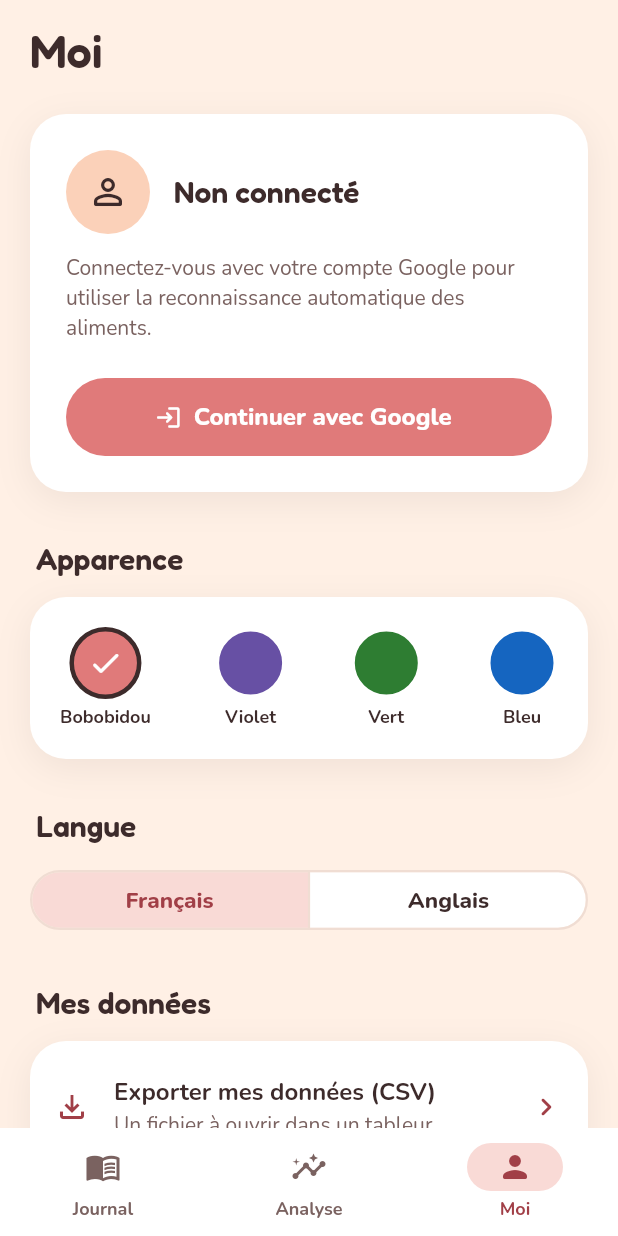
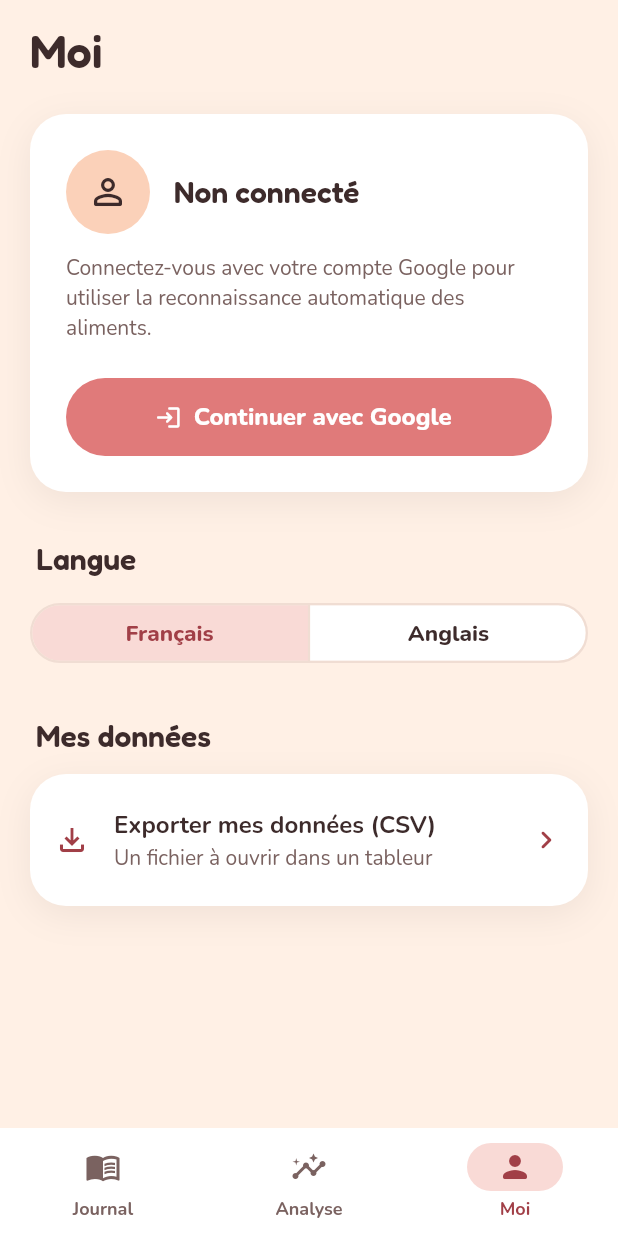
Before and after one commit to KellyRoussel/Bobobidou, a Flutter app: the screen it shows after launch, item 3 of the bottom bar chosen, on a phone screen of 412 x 824 dp. Run offline on Flutter 3.47's test engine with Material 3 defaults, Android fonts, the phone set to English and light mode, and no system bars; our stand-ins replace file_picker, fl_chart, flutter_dotenv, fluttertoast, image_picker, shared_preferences and 1 more; missing offline and left inert: flutter_web_auth_2; accounts and stored records are empty; network calls fail.

Commit message:
feat(ui): keep coral as the only theme and fix the splash logo background
- Remove the accent picker and the theme provider: the app always uses the
  Bobobidou coral theme (BoboTheme.light)
- Android 12+ reused the non-adaptive launcher icon on the splash screen,
  wrapped in a white shape: give the splash its own icon, faded into the
  peach background, and make the launcher icon adaptive (peach background)
- Regenerate the splash screens (Android, iOS, web) and launcher icons

Co-Authored-By: Claude Opus 5.5 <noreply@anthropic.com>
Claude-Session: https://claude.ai/code/session_01YJpvePKUA8REWfjz5zz2UT

```diff
--- a/assets/lang/en.json
+++ b/assets/lang/en.json
@@ -29,9 +29,6 @@
   "language": "Language",
   "english": "English",
   "french": "French",
-  "purple_theme": "Violet",
-  "green_theme": "Green",
-  "blue_theme": "Blue",
   "take_photo": "Take a photo",
   "take_photo_for_ingredients": "Take a photo to detect ingredients",
   "analyzing_image": "Analyzing your food image...",
@@ -100,8 +97,6 @@
   "no_temporal_data": "No entries in the last 7 days",
   "retake": "Retake",
   "use_photo": "Use this photo",
-  "appearance": "Appearance",
-  "logo_theme": "Bobobidou",
   "my_data": "My data",
   "export_subtitle": "A file you can open in a spreadsheet",
   "one_pain_episode": "pain episode"
--- a/assets/lang/fr.json
+++ b/assets/lang/fr.json
@@ -97,11 +97,6 @@
   "no_temporal_data": "Aucune entrée ces 7 derniers jours",
   "retake": "Reprendre",
   "use_photo": "Utiliser cette photo",
-  "appearance": "Apparence",
-  "logo_theme": "Bobobidou",
-  "purple_theme": "Violet",
-  "green_theme": "Vert",
-  "blue_theme": "Bleu",
   "my_data": "Mes données",
   "export_subtitle": "Un fichier à ouvrir dans un tableur",
   "one_pain_episode": "épisode de douleur"
--- a/lib/main.dart
+++ b/lib/main.dart
@@ -1,6 +1,6 @@
 import 'package:bobobidou/config/app_config.dart';
 import 'package:bobobidou/providers/auth_provider.dart';
-import 'package:bobobidou/providers/theme_provider.dart';
+import 'package:bobobidou/theme/bobo_theme.dart';
 import 'package:flutter/material.dart';
 import 'package:flutter/services.dart';
 import 'package:flutter_dotenv/flutter_dotenv.dart';
@@ -44,16 +44,13 @@ class MyApp extends StatelessWidget {
         ChangeNotifierProvider(create: (_) => MealsProvider()),
         ChangeNotifierProvider(create: (_) => PainProvider()),
         ChangeNotifierProvider(create: (_) => AnalysisProvider()),
-        ChangeNotifierProvider(create: (_) => AppTheme()),
       ],
-      child: Consumer<AppTheme>(
-        builder: (context, appTheme, _)
+      child: Consumer<LocaleProvider>(
+        builder: (context, localeProvider, _)
         {
-
-          final localeProvider = Provider.of<LocaleProvider>(context);
           return MaterialApp(
             title: "Bobobidou",
-            theme: appTheme.currentTheme,
+            theme: BoboTheme.light,
             home: const AnnotatedRegion<SystemUiOverlayStyle>(
               // Dark status bar icons on the peach background
               value: SystemUiOverlayStyle.dark,
--- a/lib/pages/settings_page.dart
+++ b/lib/pages/settings_page.dart
@@ -2,8 +2,6 @@ import 'package:bobobidou/l10n/app_localizations.dart';
 import 'package:bobobidou/models/user.dart';
 import 'package:bobobidou/providers/auth_provider.dart';
 import 'package:bobobidou/providers/locale_provider.dart';
-import 'package:bobobidou/providers/theme_provider.dart';
-import 'package:bobobidou/theme/bobo_theme.dart';
 import 'package:bobobidou/theme/bobo_tokens.dart';
 import 'package:flutter/material.dart';
 import 'package:provider/provider.dart';
@@ -12,8 +10,8 @@ import 'widgets/bobo_card.dart';
 import 'widgets/export_data_tile.dart';
 import 'widgets/section_header.dart';
 
-/// Settings tab: the Google account used for food recognition, the app
-/// accent, the language and the data export.
+/// Settings tab: the Google account used for food recognition, the
+/// language and the data export.
 class SettingsPage extends StatelessWidget {
   const SettingsPage({super.key});
 
@@ -33,9 +31,6 @@ class SettingsPage extends StatelessWidget {
               crossAxisAlignment: CrossAxisAlignment.stretch,
               children: [
                 const _AccountCard(),
-                const SizedBox(height: BoboSpace.xxl),
-                SectionHeader(localizations.translate('appearance')),
-                const _AccentPicker(),
                 const SizedBox(height: BoboSpace.xxl),
                 SectionHeader(localizations.translate('language')),
                 const _LanguagePicker(),
@@ -216,65 +211,6 @@ class _AccountCard extends StatelessWidget {
   }
 }
 
-class _AccentPicker extends StatelessWidget {
-  const _AccentPicker();
-
-  @override
-  Widget build(BuildContext context) {
-    final appTheme = context.watch<AppTheme>();
-    final localizations = AppLocalizations.of(context);
-    final textTheme = Theme.of(context).textTheme;
-
-    return BoboCard(
-      child: Row(
-        mainAxisAlignment: MainAxisAlignment.spaceBetween,
-        children: [
-          for (final accent in BoboAccent.values)
-            Semantics(
-              button: true,
-              selected: accent == appTheme.accent,
-              label: localizations.translate(accent.labelKey),
-              child: InkWell(
-                customBorder: const CircleBorder(),
-                onTap: () => context.read<AppTheme>().setAccent(accent),
-                child: Padding(
-                  padding: const EdgeInsets.all(BoboSpace.xs),
-                  child: Column(
-                    children: [
-                      AnimatedContainer(
-                        duration: const Duration(milliseconds: 150),
-                        width: 48,
-                        height: 48,
-                        decoration: BoxDecoration(
-                          color: accent.fill,
-                          shape: BoxShape.circle,
-                          border: Border.all(
-                            color: accent == appTheme.accent ? BoboColors.cacao : BoboColors.creme,
-                            width: 3,
-                          ),
-                        ),
-                        child: accent == appTheme.accent
-                            ? const Icon(Icons.check_rounded, color: Colors.white)
-                            : null,
-                      ),
-                      const SizedBox(height: BoboSpace.xs),
-                      ExcludeSemantics(
-                        child: Text(
-                          localizations.translate(accent.labelKey),
-                          style: textTheme.labelMedium,
-                        ),
-                      ),
-                    ],
-                  ),
-                ),
-              ),
-            ),
-        ],
-      ),
-    );
-  }
-}
-
 class _LanguagePicker extends StatelessWidget {
   const _LanguagePicker();
 
--- a/lib/theme/bobo_theme.dart
+++ b/lib/theme/bobo_theme.dart
@@ -2,62 +2,19 @@ import 'package:flutter/material.dart';
 
 import 'bobo_tokens.dart';
 
-/// An accent the user can pick in the settings. Only the accent changes:
-/// the peach background, the neutrals and the meal/pain colors stay the
-/// same so the app keeps its identity whatever the choice.
-enum BoboAccent {
-  bobobidou(
-    labelKey: 'logo_theme',
-    fill: BoboColors.corail,
-    deep: BoboColors.corailProfond,
-    tint: BoboColors.corailTendre,
-  ),
-  violet(
-    labelKey: 'purple_theme',
-    fill: Color(0xFF6750A4),
-    deep: Color(0xFF6750A4),
-    tint: Color(0xFFEADDFF),
-  ),
-  vert(
-    labelKey: 'green_theme',
-    fill: Color(0xFF2E7D32),
-    deep: Color(0xFF2E7D32),
-    tint: Color(0xFFDCEFD8),
-  ),
-  bleu(
-    labelKey: 'blue_theme',
-    fill: Color(0xFF1565C0),
-    deep: Color(0xFF1565C0),
-    tint: Color(0xFFD9E7FA),
-  );
-
-  const BoboAccent({
-    required this.labelKey,
-    required this.fill,
-    required this.deep,
-    required this.tint,
-  });
-
-  /// Translation key of the accent's name.
-  final String labelKey;
-  /// Filled surfaces: buttons, FAB, selected chips.
-  final Color fill;
-  /// Text and icons in the accent color on light grounds.
-  final Color deep;
-  /// Light containers: navigation indicator, chips, selected rows.
-  final Color tint;
-}
-
 class BoboTheme {
   BoboTheme._();
 
-  static ThemeData build(BoboAccent accent) {
+  /// The app theme: coral on peach, as in the logo.
+  static final ThemeData light = _build();
+
+  static ThemeData _build() {
     final colorScheme = ColorScheme(
       brightness: Brightness.light,
-      primary: accent.fill,
+      primary: BoboColors.corail,
       onPrimary: Colors.white,
-      primaryContainer: accent.tint,
-      onPrimaryContainer: accent.deep,
+      primaryContainer: BoboColors.corailTendre,
+      onPrimaryContainer: BoboColors.corailProfond,
       secondary: BoboColors.lagon,
       onSecondary: Colors.white,
       secondaryContainer: BoboColors.lagonTendre,
@@ -89,7 +46,7 @@ class BoboTheme {
     return ThemeData(
       useMaterial3: true,
       colorScheme: colorScheme,
-      primaryColor: accent.fill,
+      primaryColor: BoboColors.corail,
       scaffoldBackgroundColor: BoboColors.peche,
       fontFamily: BoboFonts.body,
       textTheme: textTheme,
@@ -108,29 +65,29 @@ class BoboTheme {
       navigationBarTheme: NavigationBarThemeData(
         backgroundColor: BoboColors.creme,
         surfaceTintColor: Colors.transparent,
-        indicatorColor: accent.tint,
+        indicatorColor: BoboColors.corailTendre,
         height: 72,
         elevation: 0,
         iconTheme: WidgetStateProperty.resolveWith(
           (states) => IconThemeData(
             color: states.contains(WidgetState.selected)
-                ? accent.deep
+                ? BoboColors.corailProfond
                 : BoboColors.cacaoDoux,
           ),
         ),
         labelTextStyle: WidgetStateProperty.resolveWith(
           (states) => textTheme.labelMedium!.copyWith(
             color: states.contains(WidgetState.selected)
-                ? accent.deep
+                ? BoboColors.corailProfond
                 : BoboColors.cacaoDoux,
           ),
         ),
       ),
-      filledButtonTheme: FilledButtonThemeData(style: _filledStyle(accent, textTheme)),
-      elevatedButtonTheme: ElevatedButtonThemeData(style: _filledStyle(accent, textTheme)),
+      filledButtonTheme: FilledButtonThemeData(style: _filledStyle(textTheme)),
+      elevatedButtonTheme: ElevatedButtonThemeData(style: _filledStyle(textTheme)),
       outlinedButtonTheme: OutlinedButtonThemeData(
         style: OutlinedButton.styleFrom(
-          foregroundColor: accent.deep,
+          foregroundColor: BoboColors.corailProfond,
           minimumSize: const Size(64, 52),
           shape: const StadiumBorder(),
           side: const BorderSide(color: BoboColors.ligne, width: 1.5),
@@ -139,13 +96,13 @@ class BoboTheme {
       ),
       textButtonTheme: TextButtonThemeData(
         style: TextButton.styleFrom(
-          foregroundColor: accent.deep,
+          foregroundColor: BoboColors.corailProfond,
           shape: const StadiumBorder(),
           textStyle: textTheme.labelLarge,
         ),
       ),
       floatingActionButtonTheme: FloatingActionButtonThemeData(
-        backgroundColor: accent.fill,
+        backgroundColor: BoboColors.corail,
         foregroundColor: Colors.white,
         elevation: 2,
         shape: const StadiumBorder(),
@@ -168,13 +125,13 @@ class BoboTheme {
         ),
         focusedBorder: OutlineInputBorder(
           borderRadius: BoboRadius.mdAll,
-          borderSide: BorderSide(color: accent.fill, width: 2),
+          borderSide: BorderSide(color: BoboColors.corail, width: 2),
         ),
       ),
       chipTheme: ChipThemeData(
-        backgroundColor: accent.tint,
+        backgroundColor: BoboColors.corailTendre,
         labelStyle: textTheme.labelLarge!.copyWith(color: BoboColors.cacao),
-        deleteIconColor: accent.deep,
+        deleteIconColor: BoboColors.corailProfond,
         side: BorderSide.none,
         shape: const StadiumBorder(),
         padding: const EdgeInsets.symmetric(horizontal: BoboSpace.sm),
@@ -186,7 +143,7 @@ class BoboTheme {
         shape: RoundedRectangleBorder(borderRadius: BoboRadius.lgAll),
       ),
       listTileTheme: ListTileThemeData(
-        iconColor: accent.deep,
+        iconColor: BoboColors.corailProfond,
         titleTextStyle: textTheme.titleMedium,
         subtitleTextStyle: textTheme.bodyMedium,
         contentPadding: const EdgeInsets.symmetric(horizontal: BoboSpace.lg),
@@ -222,13 +179,13 @@ class BoboTheme {
         style: SegmentedButton.styleFrom(
           backgroundColor: BoboColors.creme,
           foregroundColor: BoboColors.cacao,
-          selectedBackgroundColor: accent.tint,
-          selectedForegroundColor: accent.deep,
+          selectedBackgroundColor: BoboColors.corailTendre,
+          selectedForegroundColor: BoboColors.corailProfond,
           side: const BorderSide(color: BoboColors.ligne, width: 1.5),
           textStyle: textTheme.labelLarge,
         ),
       ),
-      progressIndicatorTheme: ProgressIndicatorThemeData(color: accent.fill),
+      progressIndicatorTheme: ProgressIndicatorThemeData(color: BoboColors.corail),
       datePickerTheme: const DatePickerThemeData(
         backgroundColor: BoboColors.creme,
         surfaceTintColor: Colors.transparent,
@@ -239,9 +196,9 @@ class BoboTheme {
     );
   }
 
-  static ButtonStyle _filledStyle(BoboAccent accent, TextTheme textTheme) {
+  static ButtonStyle _filledStyle(TextTheme textTheme) {
     return FilledButton.styleFrom(
-      backgroundColor: accent.fill,
+      backgroundColor: BoboColors.corail,
       foregroundColor: Colors.white,
       minimumSize: const Size(64, 52),
       shape: const StadiumBorder(),
```
Also changed, not shown: flutter_launcher_icons.yaml (+5 -2 lines), flutter_native_splash.yaml (+5 -2 lines), lib/providers/theme_provider.dart (deleted, +0 -38 lines), assets/icon/launcher_foreground.png (added), assets/icon/splash.png (added), assets/icon/splash_android12.png (added), 48 other files.
